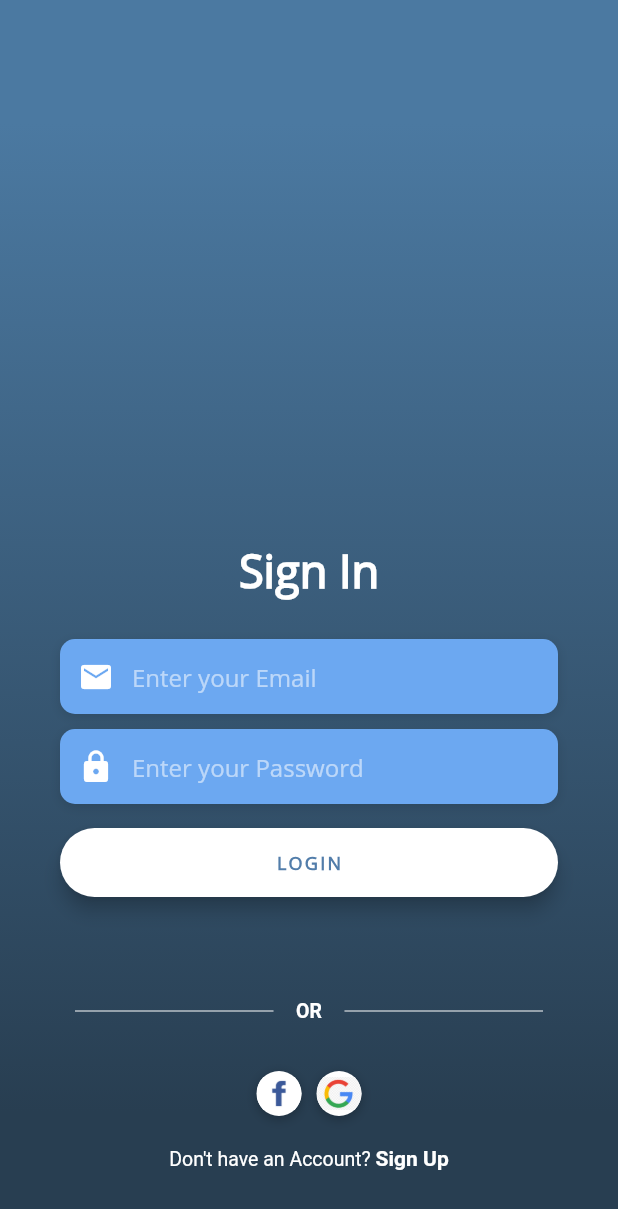
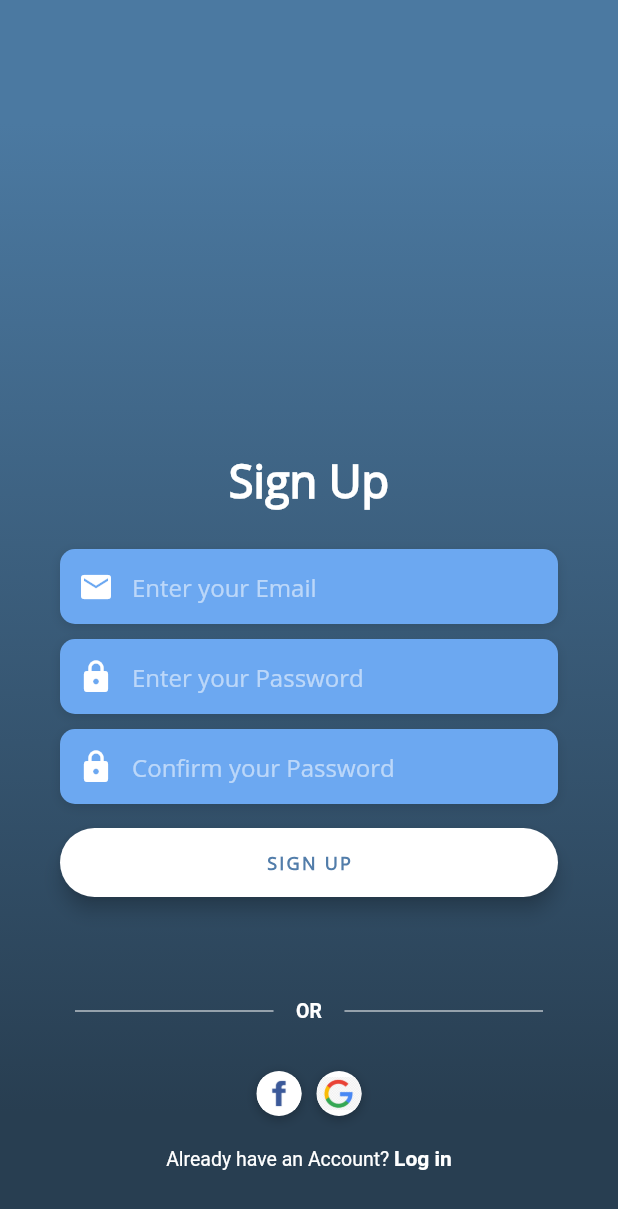
Before and after one commit to espanyoh/mademe-mobile, a Flutter app: the screen it shows after launch, after a tap on an icon or button, on a phone screen of 412 x 824 dp. Shown: the top 1209 px of the screen. Run offline on Flutter 3.47's test engine with Material 2 defaults, Android fonts, the phone set to English and light mode, and no system bars.

Commit message:
add route between login and sign up

```diff
--- a/lib/screens/login_screen.dart
+++ b/lib/screens/login_screen.dart
@@ -1,6 +1,8 @@
 import 'package:flutter/material.dart';
 import 'package:flutter/services.dart';
 import 'package:mademe/utilities/constants.dart';
+
+import 'register_screen.dart';
 
 class LoginScreen extends StatefulWidget {
   @override
@@ -183,7 +185,12 @@ class _LoginScreenState extends State<LoginScreen> {
 
   Widget _buildSignupBtn() {
     return GestureDetector(
-      onTap: () => print('Sign Up Button Pressed'),
+      onTap: () {
+        Navigator.push(
+          context,
+          MaterialPageRoute(builder: (context) => SignUpScreen()),
+        );
+      },
       child: RichText(
         text: TextSpan(
           children: [
@@ -239,7 +246,7 @@ class _LoginScreenState extends State<LoginScreen> {
                 child: Column(
                   children: <Widget>[
                     Text(
-                      'Sign In',
+                      'Log In',
                       style: TextStyle(
                         color: Colors.white,
                         fontFamily: 'OpenSans',
--- a/lib/screens/register.dart
+++ b/lib/screens/register_screen.dart
@@ -1,13 +1,14 @@
 import 'package:flutter/material.dart';
 import 'package:flutter/services.dart';
+import 'package:mademe/screens/login_screen.dart';
 import 'package:mademe/utilities/constants.dart';
 
-class RegisterScreen extends StatefulWidget {
+class SignUpScreen extends StatefulWidget {
   @override
-  _RegisterScreenState createState() => _RegisterScreenState();
+  _SignUpScreenState createState() => _SignUpScreenState();
 }
 
-class _RegisterScreenState extends State<RegisterScreen> {
+class _SignUpScreenState extends State<SignUpScreen> {
   Widget _buildEmailTF() {
     return Column(
       crossAxisAlignment: CrossAxisAlignment.start,
@@ -38,7 +39,7 @@ class _RegisterScreenState extends State<RegisterScreen> {
     );
   }
 
-  Widget _buildPasswordTF() {
+  Widget _buildPasswordTF(String _hint) {
     return Column(
       crossAxisAlignment: CrossAxisAlignment.start,
       children: <Widget>[
@@ -59,7 +60,7 @@ class _RegisterScreenState extends State<RegisterScreen> {
                 Icons.lock,
                 color: Colors.white,
               ),
-              hintText: 'Enter your Password',
+              hintText: _hint,
               hintStyle: kHintTextStyle,
             ),
           ),
@@ -68,20 +69,20 @@ class _RegisterScreenState extends State<RegisterScreen> {
     );
   }
 
-  Widget _buildLoginBtn() {
+  Widget _buildSignUpBtn() {
     return Container(
       padding: EdgeInsets.symmetric(vertical: 15.0),
       width: double.infinity,
       child: RaisedButton(
         elevation: 5.0,
-        onPressed: () => print('Login Button Pressed'),
+        onPressed: () => print("Sign Up logic"),
         padding: EdgeInsets.all(15.0),
         shape: RoundedRectangleBorder(
           borderRadius: BorderRadius.circular(30.0),
         ),
         color: Colors.white,
         child: Text(
-          'LOGIN',
+          'SIGN UP',
           style: TextStyle(
             color: Color(0xFF527DAA),
             letterSpacing: 1.5,
@@ -94,22 +95,39 @@ class _RegisterScreenState extends State<RegisterScreen> {
     );
   }
 
-  Widget _buildSignInWithText() {
+  Widget _buildOrDivider() {
     return Column(
       children: <Widget>[
-        SizedBox(height: 40.0),
+        SizedBox(
+          height: 40.0,
+        ),
+        Row(
+          children: <Widget>[
+            Expanded(
+              child: new Container(
+                  margin: const EdgeInsets.only(left: 10.0, right: 15.0),
+                  child: Divider(
+                    color: Colors.white,
+                    height: 40,
+                  )),
+            ),
             Text(
-          '- OR -',
+              "OR",
               style: TextStyle(
                   color: Colors.white,
-            fontWeight: FontWeight.w400,
+                  fontSize: 13.0,
+                  fontWeight: FontWeight.bold),
             ),
+            Expanded(
+              child: new Container(
+                  margin: const EdgeInsets.only(left: 15.0, right: 10.0),
+                  child: Divider(
+                    color: Colors.white,
+                    height: 40,
+                  )),
             ),
-        // SizedBox(height: 20.0),
-        // Text(
-        //   'Sign in with',
-        //   style: kLabelStyle,
-        // ),
+          ],
+        ),
       ],
     );
   }
@@ -164,14 +182,16 @@ class _RegisterScreenState extends State<RegisterScreen> {
     );
   }
 
-  Widget _buildSignupBtn() {
+  Widget _buildBackToLoginBtn() {
     return GestureDetector(
-      onTap: () => print('Sign Up Button Pressed'),
+      onTap: () {
+        Navigator.pop(context);
+      },
       child: RichText(
         text: TextSpan(
           children: [
             TextSpan(
-              text: 'Don\'t have an Account? ',
+              text: 'Already have an Account? ',
               style: TextStyle(
                 color: Colors.white,
                 fontSize: 13.0,
@@ -179,7 +199,7 @@ class _RegisterScreenState extends State<RegisterScreen> {
               ),
             ),
             TextSpan(
-              text: 'Sign Up',
+              text: 'Log in',
               style: TextStyle(
                 color: Colors.white,
                 fontSize: 14.0,
@@ -195,9 +215,7 @@ class _RegisterScreenState extends State<RegisterScreen> {
   @override
   Widget build(BuildContext context) {
     return Scaffold(
-      body: AnnotatedRegion<SystemUiOverlayStyle>(
-        value: SystemUiOverlayStyle.light,
-        child: GestureDetector(
+      body: GestureDetector(
         onTap: () => FocusScope.of(context).unfocus(),
         child: Stack(
           children: <Widget>[
@@ -209,12 +227,10 @@ class _RegisterScreenState extends State<RegisterScreen> {
                   begin: Alignment.topCenter,
                   end: Alignment.bottomCenter,
                   colors: [
-                      Color(0xFF73AEF5),
-                      Color(0xFF61A4F1),
-                      Color(0xFF478DE0),
-                      Color(0xFF398AE5),
+                    Color(0xFF4B79A1),
+                    Color(0xFF283E51),
                   ],
-                    stops: [0.1, 0.4, 0.7, 0.9],
+                  stops: [0.1, 0.9],
                 ),
               ),
             ),
@@ -222,15 +238,11 @@ class _RegisterScreenState extends State<RegisterScreen> {
               height: double.infinity,
               child: SingleChildScrollView(
                 physics: AlwaysScrollableScrollPhysics(),
-                  padding: EdgeInsets.symmetric(
-                    horizontal: 40.0,
-                    vertical: 360.0,
-                  ),
+                padding: EdgeInsets.only(top: 300.0, left: 40.0, right: 40.0),
                 child: Column(
-                    mainAxisAlignment: MainAxisAlignment.center,
                   children: <Widget>[
                     Text(
-                        'Sign In',
+                      'Sign Up',
                       style: TextStyle(
                         color: Colors.white,
                         fontFamily: 'OpenSans',
@@ -240,14 +252,14 @@ class _RegisterScreenState extends State<RegisterScreen> {
                     ),
                     SizedBox(height: 25.0),
                     _buildEmailTF(),
-                      SizedBox(
-                        height: 10.0,
-                      ),
-                      _buildPasswordTF(),
-                      _buildLoginBtn(),
-                      _buildSignInWithText(),
+                    SizedBox(height: 10.0),
+                    _buildPasswordTF('Enter your Password'),
+                    SizedBox(height: 10.0),
+                    _buildPasswordTF('Confirm your Password'),
+                    _buildSignUpBtn(),
+                    _buildOrDivider(),
                     _buildSocialBtnRow(),
-                      _buildSignupBtn(),
+                    _buildBackToLoginBtn(),
                   ],
                 ),
               ),
@@ -255,7 +267,6 @@ class _RegisterScreenState extends State<RegisterScreen> {
           ],
         ),
       ),
-      ),
     );
   }
 }
```
Lines whose indentation alone changed are shown as unchanged.
